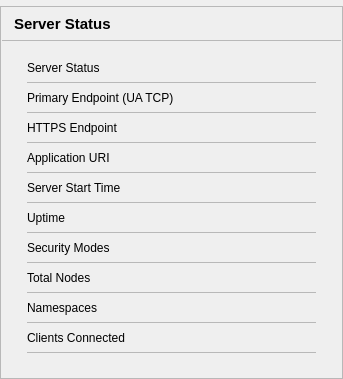
This is src/ui/pages/statuspage.ui in sanny32/OpenUaSim as Qt 5 draws it before an edit. The edited form follows.
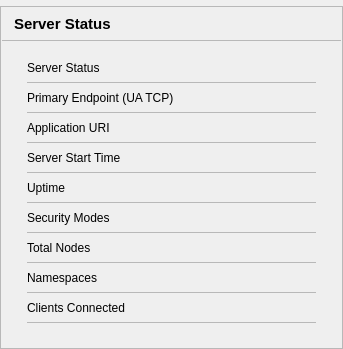
This is the edited form. Custom widgets are drawn as their Qt base class.

Commit message:
Export the log and namespaces, drop the HTTPS endpoint indicator
The Log page writes the filtered entries to CSV and the Namespaces page
imports NodeSet2 models and exports the selected namespace. The status
page no longer shows an HTTPS endpoint the server cannot serve.

The edit to the form file:
```diff
--- a/src/ui/pages/statuspage.ui
+++ b/src/ui/pages/statuspage.ui
@@ -229,57 +229,6 @@
               </widget>
              </item>
              <item row="3" column="0" rowspan="1" colspan="2">
-              <widget class="QFrame" name="statusRowSeparator2">
-               <property name="frameShape">
-                <enum>QFrame::StyledPanel</enum>
-               </property>
-               <property name="minimumSize">
-                <size>
-                 <width>0</width>
-                 <height>1</height>
-                </size>
-               </property>
-               <property name="maximumSize">
-                <size>
-                 <width>16777215</width>
-                 <height>1</height>
-                </size>
-               </property>
-               <property name="separator" stdset="0">
-                <bool>true</bool>
-               </property>
-              </widget>
-             </item>
-             <item row="4" column="0">
-              <widget class="QLabel" name="httpsEndpointLabel">
-               <property name="text">
-                <string>HTTPS Endpoint</string>
-               </property>
-               <property name="minimumSize">
-                <size>
-                 <width>0</width>
-                 <height>19</height>
-                </size>
-               </property>
-              </widget>
-             </item>
-             <item row="4" column="1">
-              <widget class="StatusIndicator" name="httpsIndicator" native="true">
-               <property name="minimumSize">
-                <size>
-                 <width>0</width>
-                 <height>19</height>
-                </size>
-               </property>
-               <property name="sizePolicy">
-                <sizepolicy hsizetype="Expanding" vsizetype="Preferred">
-                 <horstretch>0</horstretch>
-                 <verstretch>0</verstretch>
-                </sizepolicy>
-               </property>
-              </widget>
-             </item>
-             <item row="5" column="0" rowspan="1" colspan="2">
               <widget class="QFrame" name="statusRowSeparator3">
                <property name="frameShape">
                 <enum>QFrame::StyledPanel</enum>
@@ -301,7 +250,7 @@
                </property>
               </widget>
              </item>
-             <item row="6" column="0">
+             <item row="4" column="0">
               <widget class="QLabel" name="applicationUriLabel">
                <property name="text">
                 <string>Application URI</string>
@@ -314,7 +263,7 @@
                </property>
               </widget>
              </item>
-             <item row="6" column="1">
+             <item row="4" column="1">
               <widget class="QLabel" name="applicationUriValue">
                <property name="text">
                 <string/>
@@ -333,7 +282,7 @@
                </property>
               </widget>
              </item>
-             <item row="7" column="0" rowspan="1" colspan="2">
+             <item row="5" column="0" rowspan="1" colspan="2">
               <widget class="QFrame" name="statusRowSeparator4">
                <property name="frameShape">
                 <enum>QFrame::StyledPanel</enum>
@@ -355,7 +304,7 @@
                </property>
               </widget>
              </item>
-             <item row="8" column="0">
+             <item row="6" column="0">
               <widget class="QLabel" name="startTimeLabel">
                <property name="text">
                 <string>Server Start Time</string>
@@ -368,7 +317,7 @@
                </property>
               </widget>
              </item>
-             <item row="8" column="1">
+             <item row="6" column="1">
               <widget class="QLabel" name="startTimeValue">
                <property name="text">
                 <string/>
@@ -387,7 +336,7 @@
                </property>
               </widget>
              </item>
-             <item row="9" column="0" rowspan="1" colspan="2">
+             <item row="7" column="0" rowspan="1" colspan="2">
               <widget class="QFrame" name="statusRowSeparator5">
                <property name="frameShape">
                 <enum>QFrame::StyledPanel</enum>
@@ -409,7 +358,7 @@
                </property>
               </widget>
              </item>
-             <item row="10" column="0">
+             <item row="8" column="0">
               <widget class="QLabel" name="uptimeLabel">
                <property name="text">
                 <string>Uptime</string>
@@ -422,7 +371,7 @@
                </property>
               </widget>
              </item>
-             <item row="10" column="1">
+             <item row="8" column="1">
               <widget class="QLabel" name="uptimeValue">
                <property name="text">
                 <string/>
@@ -441,7 +390,7 @@
                </property>
               </widget>
              </item>
-             <item row="11" column="0" rowspan="1" colspan="2">
+             <item row="9" column="0" rowspan="1" colspan="2">
               <widget class="QFrame" name="statusRowSeparator6">
                <property name="frameShape">
                 <enum>QFrame::StyledPanel</enum>
@@ -463,7 +412,7 @@
                </property>
               </widget>
              </item>
-             <item row="12" column="0">
+             <item row="10" column="0">
               <widget class="QLabel" name="securityModesLabel">
                <property name="text">
                 <string>Security Modes</string>
@@ -476,7 +425,7 @@
                </property>
               </widget>
              </item>
-             <item row="12" column="1">
+             <item row="10" column="1">
               <widget class="QLabel" name="securityModesValue">
                <property name="text">
                 <string/>
@@ -495,7 +444,7 @@
                </property>
               </widget>
              </item>
-             <item row="13" column="0" rowspan="1" colspan="2">
+             <item row="11" column="0" rowspan="1" colspan="2">
               <widget class="QFrame" name="statusRowSeparator7">
                <property name="frameShape">
                 <enum>QFrame::StyledPanel</enum>
@@ -517,7 +466,7 @@
                </property>
               </widget>
              </item>
-             <item row="14" column="0">
+             <item row="12" column="0">
               <widget class="QLabel" name="totalNodesLabel">
                <property name="text">
                 <string>Total Nodes</string>
@@ -530,7 +479,7 @@
                </property>
               </widget>
              </item>
-             <item row="14" column="1">
+             <item row="12" column="1">
               <widget class="QLabel" name="totalNodesValue">
                <property name="text">
                 <string/>
@@ -549,7 +498,7 @@
                </property>
               </widget>
              </item>
-             <item row="15" column="0" rowspan="1" colspan="2">
+             <item row="13" column="0" rowspan="1" colspan="2">
               <widget class="QFrame" name="statusRowSeparator8">
                <property name="frameShape">
                 <enum>QFrame::StyledPanel</enum>
@@ -571,7 +520,7 @@
                </property>
               </widget>
              </item>
-             <item row="16" column="0">
+             <item row="14" column="0">
               <widget class="QLabel" name="namespacesLabel">
                <property name="text">
                 <string>Namespaces</string>
@@ -584,7 +533,7 @@
                </property>
               </widget>
              </item>
-             <item row="16" column="1">
+             <item row="14" column="1">
               <widget class="QLabel" name="namespacesValue">
                <property name="text">
                 <string/>
@@ -603,7 +552,7 @@
                </property>
               </widget>
              </item>
-             <item row="17" column="0" rowspan="1" colspan="2">
+             <item row="15" column="0" rowspan="1" colspan="2">
               <widget class="QFrame" name="statusRowSeparator9">
                <property name="frameShape">
                 <enum>QFrame::StyledPanel</enum>
@@ -625,7 +574,7 @@
                </property>
               </widget>
              </item>
-             <item row="18" column="0">
+             <item row="16" column="0">
               <widget class="QLabel" name="clientsLabel">
                <property name="text">
                 <string>Clients Connected</string>
@@ -638,7 +587,7 @@
                </property>
               </widget>
              </item>
-             <item row="18" column="1">
+             <item row="16" column="1">
               <widget class="QLabel" name="clientsValue">
                <property name="text">
                 <string/>
@@ -657,7 +606,7 @@
                </property>
               </widget>
              </item>
-             <item row="19" column="0" rowspan="1" colspan="2">
+             <item row="17" column="0" rowspan="1" colspan="2">
               <widget class="QFrame" name="statusRowSeparator10">
                <property name="frameShape">
                 <enum>QFrame::StyledPanel</enum>
```
The commit also changes 20 other files.
